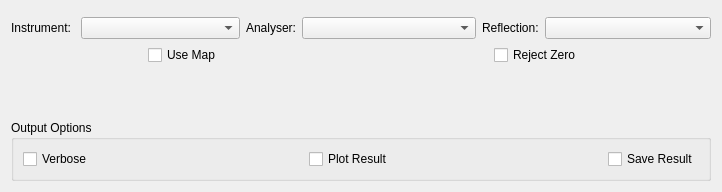
This is Code/Mantid/MantidQt/CustomInterfaces/inc/MantidQtCustomInterfaces/ForCE.ui in mantidproject/mantid as Qt 5 draws it before an edit. The edited form follows.
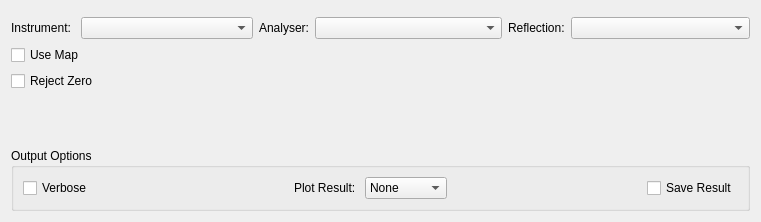
This is the edited form. Custom widgets are drawn as their Qt base class.

Patch:
```diff
--- a/Code/Mantid/MantidQt/CustomInterfaces/inc/MantidQtCustomInterfaces/ForCE.ui
+++ b/Code/Mantid/MantidQt/CustomInterfaces/inc/MantidQtCustomInterfaces/ForCE.ui
@@ -6,8 +6,8 @@
    <rect>
     <x>0</x>
     <y>0</y>
-    <width>722</width>
-    <height>192</height>
+    <width>761</width>
+    <height>222</height>
    </rect>
   </property>
   <property name="windowTitle">
@@ -105,10 +105,8 @@
     </layout>
    </item>
    <item>
-    <layout class="QHBoxLayout" name="horizontalLayout_8">
-     <item>
-      <layout class="QHBoxLayout" name="horizontalLayout_7">
-       <item alignment="Qt::AlignHCenter">
+    <layout class="QGridLayout" name="gridLayout">
+     <item row="0" column="0">
         <widget class="QCheckBox" name="chkUseMap">
          <property name="sizePolicy">
           <sizepolicy hsizetype="Preferred" vsizetype="Fixed">
@@ -125,7 +123,7 @@
      </item>
      <item>
       <layout class="QHBoxLayout" name="horizontalLayout_6">
-       <item alignment="Qt::AlignHCenter">
+     <item alignment="Qt::AlignLeft">
         <widget class="QCheckBox" name="chkRejectZero">
          <property name="sizePolicy">
           <sizepolicy hsizetype="Preferred" vsizetype="Fixed">
@@ -140,8 +138,6 @@
        </item>
       </layout>
      </item>
-    </layout>
-   </item>
    <item>
     <spacer name="verticalSpacer">
      <property name="orientation">
@@ -191,12 +187,36 @@
        </spacer>
       </item>
       <item>
-       <widget class="QCheckBox" name="chkPlot">
+       <widget class="QLabel" name="lblPlot">
         <property name="text">
-         <string>Plot Result</string>
+         <string>Plot Result: </string>
         </property>
        </widget>
       </item>
+      <item>
+       <widget class="QComboBox" name="cbPlot">
+        <item>
+         <property name="text">
+          <string>None</string>
+         </property>
+        </item>
+        <item>
+         <property name="text">
+          <string>Spectrum</string>
+         </property>
+        </item>
+        <item>
+         <property name="text">
+          <string>Contour</string>
+         </property>
+        </item>
+        <item>
+         <property name="text">
+          <string>Both</string>
+         </property>
+        </item>
+       </widget>
+      </item>
       <item>
        <spacer name="horizontalSpacer_18">
         <property name="orientation">
```
Left out of the diff: 21 changed lines with no effect on the pictures. Lines whose indentation alone changed are shown as unchanged.
